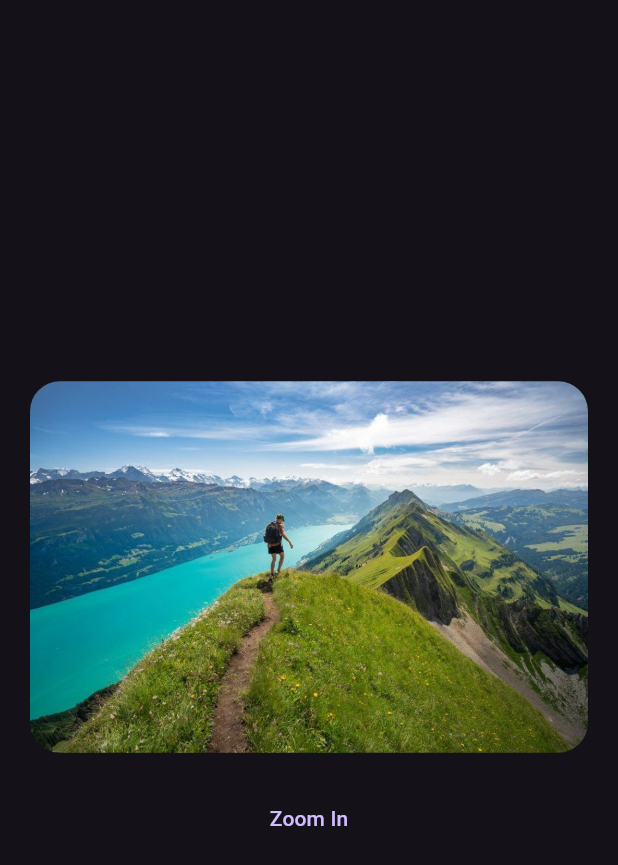
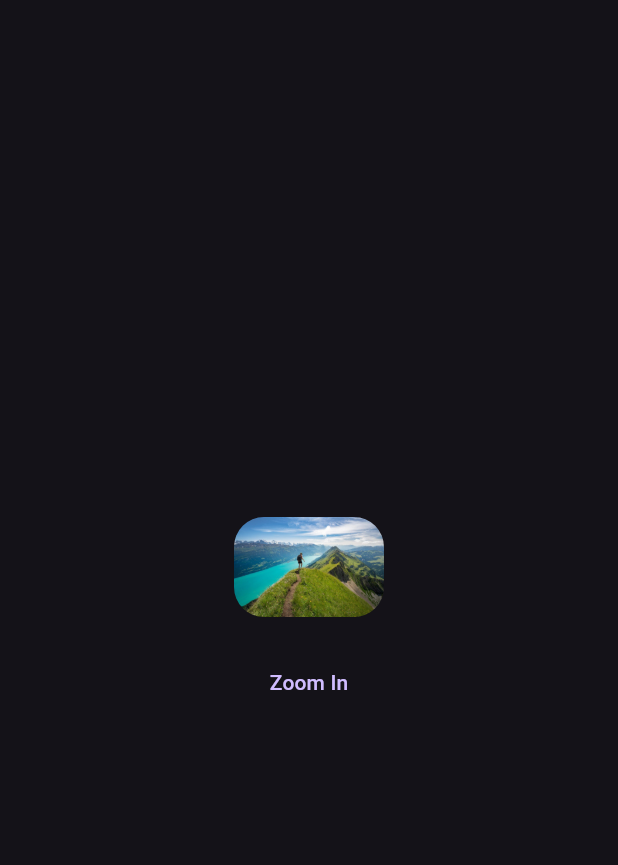
Before and after one commit to kaljitism/flutter_animation_basics, a Flutter app: the ZoomAnimation screen opened directly, on a phone screen of 412 x 824 dp. Shown: the top 865 px of the screen. Run offline on Flutter 3.47's test engine with Material 3 defaults, Android fonts, the phone set to English and light mode, and no system bars.

Commit message:
Completed Zoom Animation using AnimatedContainer. Created Boilerplate for Tween Color Animation.

```diff
--- a/lib/zoom_animation.dart
+++ b/lib/zoom_animation.dart
@@ -8,24 +8,43 @@ class ZoomAnimation extends StatefulWidget {
 }
 
 class _ZoomAnimationState extends State<ZoomAnimation> {
+  double _width = 100;
+  bool _isZoomedIn = false;
+  String _buttonTitle = 'Zoom In';
+
   @override
   Widget build(BuildContext context) {
     return Scaffold(
       body: Padding(
         padding: const EdgeInsets.all(20.0),
+        child: Center(
           child: Column(
             mainAxisAlignment: MainAxisAlignment.center,
             children: [
               ClipRRect(
                 borderRadius: BorderRadius.circular(20),
+                child: AnimatedContainer(
+                  duration: const Duration(milliseconds: 370),
+                  curve: Curves.bounceOut,
+                  width: _width,
                   child: Image.asset('assets/zoom_example.jpg'),
+                ),
               ),
               const SizedBox(height: 20),
               TextButton(
-              onPressed: () {},
-              child: const Text('Zoom In'),
+                onPressed: () {
+                  setState(() {
+                    _isZoomedIn = !_isZoomedIn;
+                    _buttonTitle = _isZoomedIn ? 'Zoom Out' : 'Zoom In';
+                    _width = _isZoomedIn
+                        ? MediaQuery.of(context).size.width - 20
+                        : 100;
+                  });
+                },
+                child: Text(_buttonTitle),
               ),
             ],
+          ),
         ),
       ),
     );
```
Also changed, not shown: lib/my_router.dart (+12 -0 lines), lib/tween_color_animation.dart (added, +12 -0 lines). Lines whose indentation alone changed are shown as unchanged.
